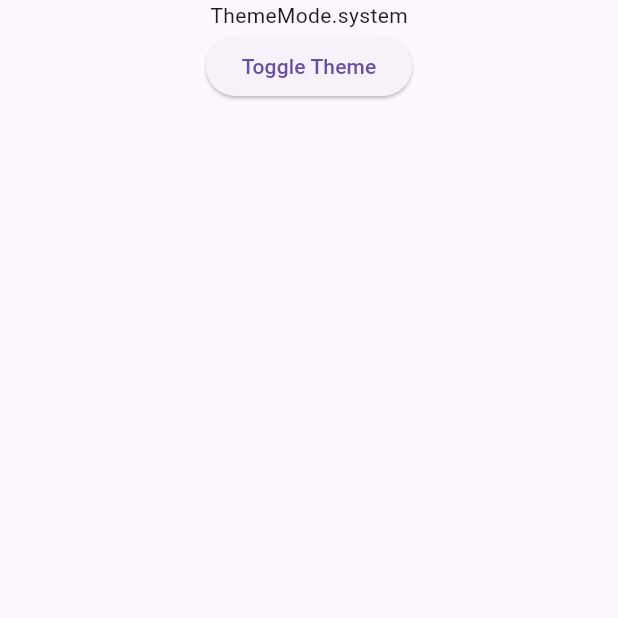
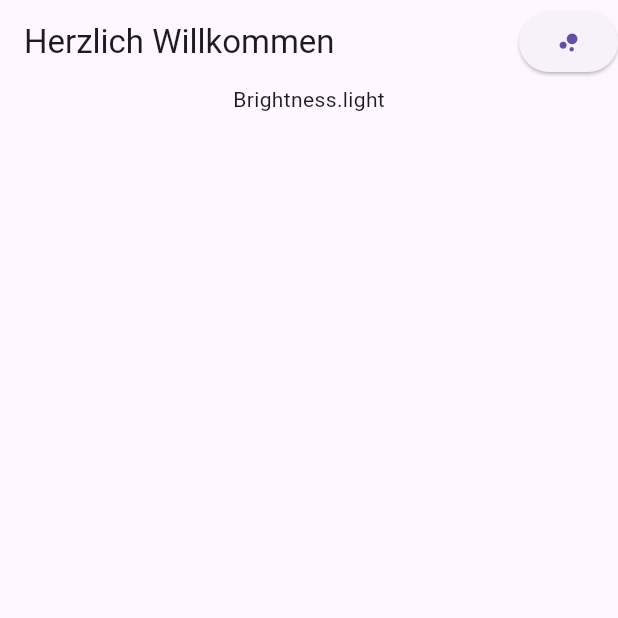
Before and after one commit to Zumselito/flutter-dev-container, a Flutter app: the screen it shows after launch, on a phone screen of 412 x 824 dp, the top half of it. Run offline on Flutter 3.47's test engine with Material 3 defaults, Android fonts, the phone set to English and light mode, and no system bars.

Commit message:
BrightnessModeSwitch

```diff
--- a/lebenslauf/lib/main.dart
+++ b/lebenslauf/lib/main.dart
@@ -8,24 +8,38 @@ class CVApp extends StatelessWidget {
 
   @override
   Widget build(BuildContext context) {
+    bool isDarkMode =
+        MediaQuery.of(context).platformBrightness == Brightness.dark;
+
     return ValueListenableBuilder<ThemeMode>(
       valueListenable: _notifier,
       builder: (_, mode, __) {
         return MaterialApp(
+          debugShowCheckedModeBanner: false,
           theme: ThemeData.light(),
           darkTheme: ThemeData.dark(),
           themeMode: mode,
           home: Scaffold(
+            appBar: AppBar(
+              title: const Text('Herzlich Willkommen'),
+              actions: [
+                ElevatedButton(
+                  onPressed: () {
+                    _notifier.value = mode == ThemeMode.light
+                        ? ThemeMode.dark
+                        : ThemeMode.light;
+                    isDarkMode = !isDarkMode;
+                  },
+                  child: Icon(isDarkMode
+                      ? Icons.wb_sunny_outlined
+                      : Icons.bubble_chart),
+                ),
+              ],
+            ),
             body: Center(
-              child: Column(
-                children:[
-                  Text('${_notifier.value}'),
-                  ElevatedButton(
-                    onPressed: () => _notifier.value = mode == ThemeMode.light ? ThemeMode.dark : ThemeMode.light,
-                    child: Text('Toggle Theme')
-                  )
-                ]
-              ),
+              child: Column(children: [
+                Text('${MediaQuery.platformBrightnessOf(context)}'),
+              ]),
             ),
           ),
         );
```
